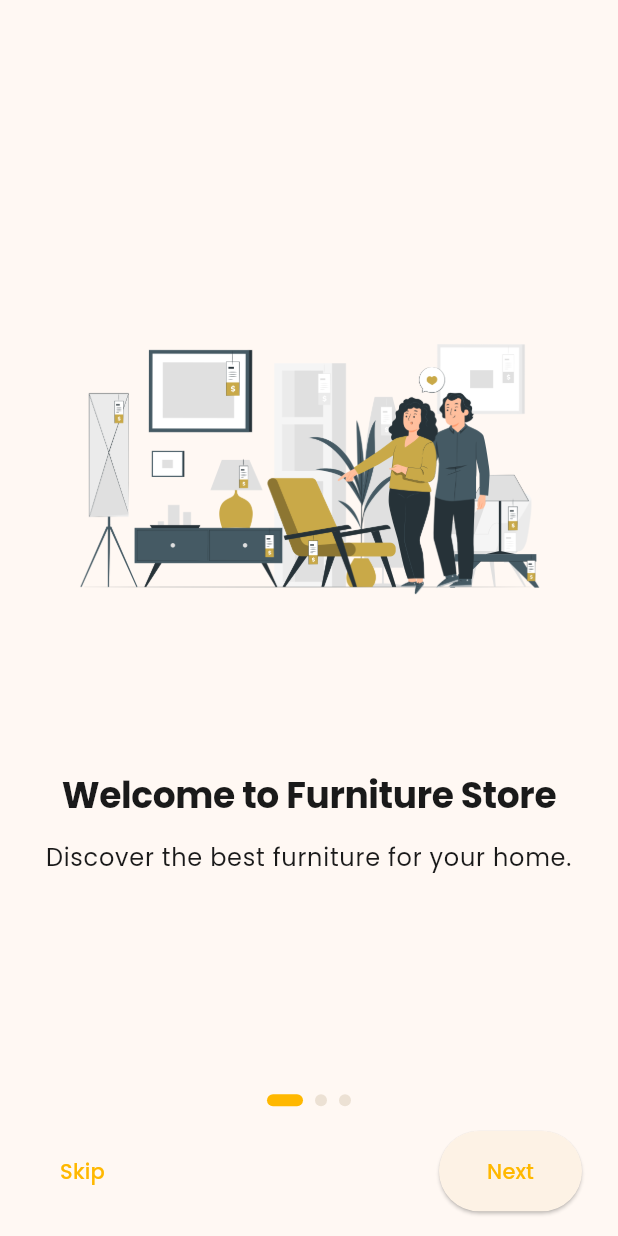
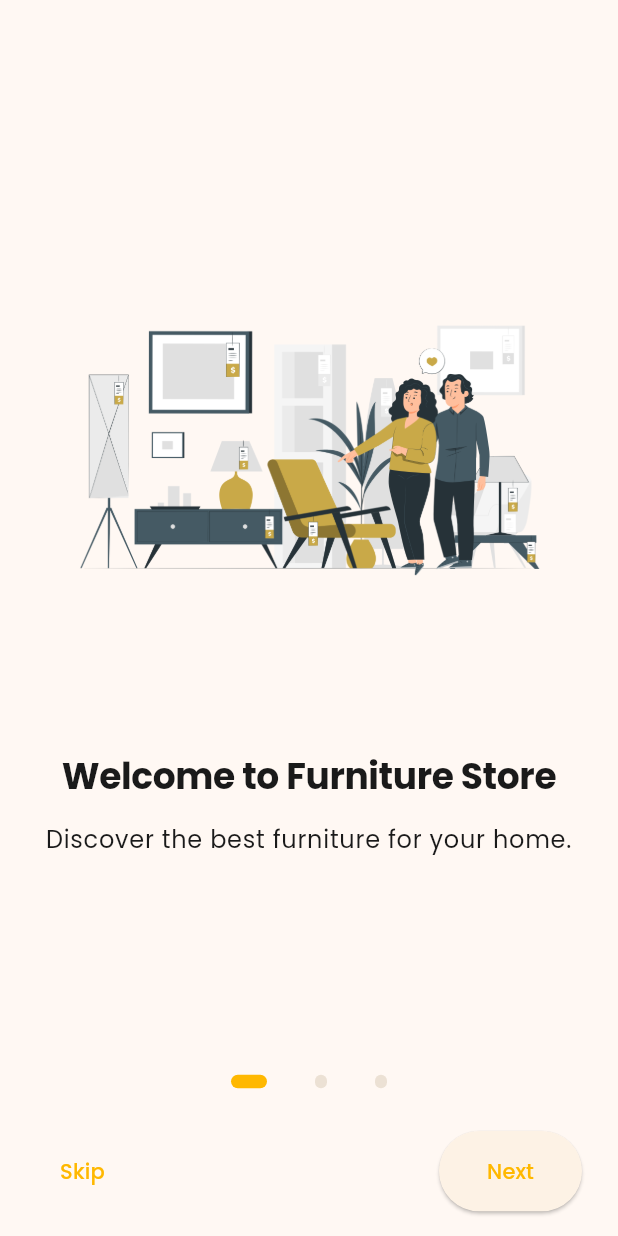
Before and after one commit to dinmukhamednurkaliyev/furniture-store-application, a Flutter app: the screen it shows after launch, on a phone screen of 412 x 824 dp. Run offline on Flutter 3.47's test engine with Material 3 defaults, Android fonts, the phone set to English and light mode, and no system bars; our stand-ins replace google_fonts.

Commit message:
feat(onboarding): implement interactive page indicators

```diff
--- a/lib/core/extensions/build_context_extension.dart
+++ b/lib/core/extensions/build_context_extension.dart
@@ -53,9 +53,9 @@ extension UtilityExtensions on BuildContext {
 }
 
 extension ResponsiveContextExtensions on BuildContext {
-  bool get isMobile => screenWidth < 600;
+  bool get isMobileScreen => screenWidth < 600;
 
-  bool get isTablet => screenWidth >= 600 && screenWidth < 1100;
+  bool get isTabletScreen => screenWidth >= 600 && screenWidth < 1100;
 
-  bool get isDesktop => screenWidth >= 1100;
+  bool get isDesktopScreen => screenWidth >= 1100;
 }
--- a/lib/core/screens/onboarding_screen.dart
+++ b/lib/core/screens/onboarding_screen.dart
@@ -71,6 +71,13 @@ class _OnboardingScreenState extends State<OnboardingScreen> {
             _PageIndicators(
               itemCount: _onboardingItems.length,
               currentPageNotifier: _currentPageNotifier,
+              onIndicatorTapped: (index) {
+                _pageController.animateToPage(
+                  index,
+                  duration: const Duration(milliseconds: 400),
+                  curve: Curves.easeInOut,
+                );
+              },
             ),
             SizedBox(height: verticalPadding),
             _OnboardingBottomBar(
@@ -94,7 +101,7 @@ class _OnboardingPageContent extends StatelessWidget {
 
   @override
   Widget build(BuildContext context) {
-    return context.isMobile
+    return context.isMobileScreen
         ? _buildPortraitLayout(context)
         : _buildLandscapeLayout(context);
   }
@@ -172,9 +179,12 @@ class _PageIndicators extends StatelessWidget {
   const _PageIndicators({
     required this.itemCount,
     required this.currentPageNotifier,
+    required this.onIndicatorTapped,
   });
+
   final int itemCount;
   final ValueNotifier<int> currentPageNotifier;
+  final ValueChanged<int>? onIndicatorTapped;
 
   @override
   Widget build(BuildContext context) {
@@ -185,18 +195,30 @@ class _PageIndicators extends StatelessWidget {
           mainAxisAlignment: MainAxisAlignment.center,
           children: List.generate(itemCount, (index) {
             final isActive = currentPage == index;
-            return AnimatedContainer(
-              duration: const Duration(milliseconds: 400),
-              margin: const EdgeInsets.symmetric(
-                horizontal: 4,
-              ),
-              height: 8,
+
+            final indicator = AnimatedContainer(
+              duration: const Duration(milliseconds: 300),
+              margin: const EdgeInsets.symmetric(horizontal: 4),
+              height: 9,
               width: isActive ? 24 : 8,
               decoration: BoxDecoration(
                 color: isActive
                     ? context.primaryColor
                     : context.colorScheme.surfaceContainerHighest,
                 borderRadius: BorderRadius.circular(12),
+              ),
+            );
+
+            return Material(
+              type: MaterialType.transparency,
+              child: InkWell(
+                onTap: () => onIndicatorTapped!(index),
+                mouseCursor: SystemMouseCursors.click,
+                borderRadius: BorderRadius.circular(12),
+                child: Padding(
+                  padding: const EdgeInsets.all(12),
+                  child: indicator,
+                ),
               ),
             );
           }),
--- a/lib/core/screens/splash_screen.dart
+++ b/lib/core/screens/splash_screen.dart
@@ -144,8 +144,8 @@ class _AnimatedTexts extends StatelessWidget {
 
   @override
   Widget build(BuildContext context) {
-    final titleFontSize = context.isMobile ? 32.0 : 48.0;
-    final subtitleFontSize = context.isMobile ? 16.0 : 22.0;
+    final titleFontSize = context.isMobileScreen ? 32.0 : 48.0;
+    final subtitleFontSize = context.isMobileScreen ? 16.0 : 22.0;
 
     return FadeTransition(
       opacity: fadeAnimation,
```
